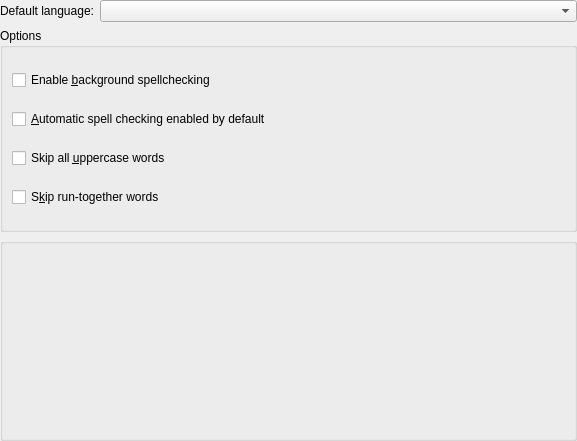
This is kdeui/sonnet/configui.ui in KDE/kdelibs as Qt 5 draws it before an edit. The edited form follows.
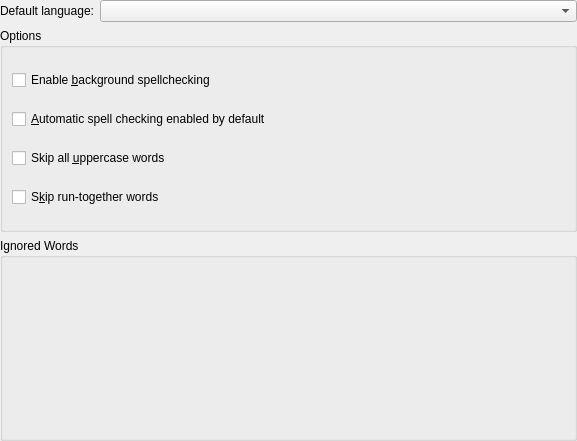
This is the edited form. Custom widgets are drawn as their Qt base class.

Commit message: add title to KEditListBox

What changed in the file:
```diff
--- a/kdeui/sonnet/configui.ui
+++ b/kdeui/sonnet/configui.ui
@@ -74,7 +74,11 @@
     </widget>
    </item>
    <item row="2" column="0" colspan="2">
-    <widget class="KEditListBox" name="m_ignoreListBox"/>
+    <widget class="KEditListBox" name="m_ignoreListBox">
+     <property name="title">
+      <string>Ignored Words</string>
+     </property>
+    </widget>
    </item>
   </layout>
  </widget>
```
